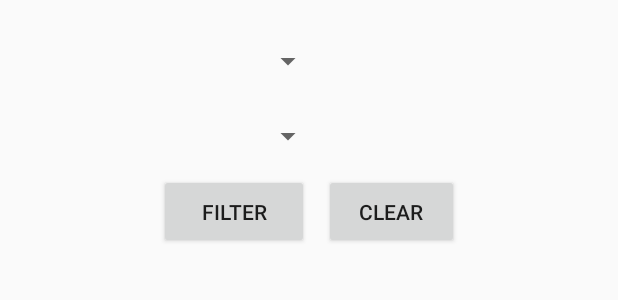
After one commit to kvm/AndroidApps, an Android app: the layout activity_filter_dialog.xml on its own in the app's theme, with its tools: preview values and no code run, on a phone screen of 412 x 824 dp. The commit adds this screen. Shown: the top 300 px of the screen. Run offline under Robolectric (Android 15) with nearby library versions, the phone set to English and light mode, and no system bars.

Commit message:
Added filtering for Fixed deposits

```diff
--- /dev/null
+++ b/private/FixedDepositor/FixedDepositor/app/src/main/res/layout/activity_filter_dialog.xml
@@ -0,0 +1,127 @@
+<?xml version="1.0" encoding="utf-8"?>
+<RelativeLayout xmlns:android="http://schemas.android.com/apk/res/android"
+    xmlns:tools="http://schemas.android.com/tools" android:layout_width="match_parent"
+    android:layout_height="match_parent" android:paddingLeft="@dimen/activity_horizontal_margin"
+    android:paddingRight="@dimen/activity_horizontal_margin"
+    android:paddingTop="@dimen/activity_vertical_margin"
+    android:paddingBottom="@dimen/activity_vertical_margin"
+    tools:context="com.pheonixlabs.srkuruma.fixeddepositor.FilterDialog">
+    <Spinner
+        android:id="@+id/HolderNameFilter"
+        android:layout_width="200dp"
+        android:layout_height="50dp"
+        android:hint="Holder Name"></Spinner>
+    <!--<AutoCompleteTextView
+        android:id="@+id/HolderNameFilter"
+        android:layout_width="200dp"
+        android:layout_height="50dp"
+        android:enabled="false"
+        android:hint="Holder Name"/>
+    <ToggleButton
+        android:id="@+id/HolderNameToggle"
+        android:layout_toRightOf="@id/HolderNameFilter"
+        android:layout_width="50dp"
+        android:layout_height="50dp" />-->
+    <Spinner
+        android:id="@+id/BankNameFilter"
+        android:layout_below="@id/HolderNameFilter"
+        android:layout_width="200dp"
+        android:layout_height="50dp"
+        android:hint="Bank Name"></Spinner>
+
+    <RelativeLayout
+        android:layout_below="@+id/BankNameFilter"
+        android:layout_width="200dp"
+        android:layout_centerHorizontal="true"
+        android:layout_height="50dp">
+        <Button
+            android:id="@+id/SubmitFilter"
+            android:layout_width="100dp"
+            android:text="Filter"
+            android:onClick="onClickFilter"
+            android:layout_height="50dp" />
+
+        <Button
+            android:id="@+id/ClearFilter"
+            android:layout_width="100dp"
+            android:layout_height="50dp"
+            android:layout_marginLeft="10dp"
+            android:textAlignment="center"
+            android:text="Clear"
+            android:layout_toRightOf="@+id/SubmitFilter"
+            android:onClick="onClickClear"/>
+    </RelativeLayout>
+
+    <!--<AutoCompleteTextView
+        android:id="@+id/BankNameFilter"
+        android:layout_below="@id/HolderNameFilter"
+        android:layout_width="200dp"
+        android:layout_height="50dp"
+        android:enabled="false"
+        android:hint="Bank Name"/>
+    <ToggleButton
+        android:id="@+id/BankNameToggle"
+        android:layout_below="@id/HolderNameToggle"
+        android:layout_toRightOf="@id/BankNameFilter"
+        android:layout_width="50dp"
+        android:layout_height="50dp" />-->
+
+    <!--<TextView
+        android:id="@+id/AmountRangeText"
+        android:layout_below="@+id/BankNameFilter"
+        android:layout_marginTop="10dp"
+        android:text="Amount Range "
+        android:textAlignment="gravity"
+        android:gravity="center"
+        android:layout_width="100dp"
+        android:layout_height="50dp" />
+
+    <EditText
+        android:id="@+id/LowerRange"
+        android:layout_toRightOf="@+id/AmountRangeText"
+        android:layout_marginTop="10dp"
+        android:layout_below="@+id/BankNameFilter"
+        android:layout_width="80dp"
+        android:layout_height="50dp" />
+
+    <TextView
+        android:id="@+id/RangeTo"
+        android:layout_below="@+id/BankNameFilter"
+        android:layout_marginTop="10dp"
+        android:layout_toRightOf="@+id/LowerRange"
+        android:text=" to "
+        android:textAlignment="gravity"
+        android:gravity="center"
+        android:layout_width="50dp"
+        android:layout_height="50dp" />
+
+    <EditText
+        android:id="@+id/HigherRange"
+        android:layout_below="@+id/BankNameFilter"
+        android:layout_marginTop="10dp"
+        android:layout_toRightOf="@+id/RangeTo"
+        android:layout_width="80dp"
+        android:layout_height="50dp" />-->
+
+    <!--<RelativeLayout
+        android:layout_below="@+id/HigherRange"
+        android:layout_width="wrap_content"
+        android:layout_centerHorizontal="true"
+        android:layout_marginTop="20dp"
+        android:layout_height="50dp">
+    <Button
+        android:id="@+id/SubmitFilter"
+        android:layout_width="100dp"
+        android:text="Filter"
+        android:onClick="onClickFilter"
+        android:layout_height="50dp" />
+
+    <Button
+        android:id="@+id/ClearButton"
+        android:layout_toRightOf="@+id/SubmitFilter"
+        android:layout_width="100dp"
+        android:text="ClearFilter"
+        android:onClick="onClickClearFilter"
+        android:layout_height="50dp" />
+    </RelativeLayout>-->
+</RelativeLayout>
--- a/private/FixedDepositor/FixedDepositor/app/src/main/res/menu/activity_item_menu.xml
+++ b/private/FixedDepositor/FixedDepositor/app/src/main/res/menu/activity_item_menu.xml
@@ -5,6 +5,8 @@
             android:title="Change Password" />
         <item android:id="@+id/email" android:icon="@android:drawable/ic_dialog_email"
             android:title="Change EmailId" />
+        <item android:id="@+id/Statistics" android:icon="@android:drawable/ic_menu_sort_by_size"
+            android:title="Statistics (coming soon!)"></item>
         <item android:id="@+id/rate" android:icon="@android:drawable/btn_star_big_on"
             android:title="Rate Us!" />
         <item android:id="@+id/calculator" android:icon="@android:drawable/ic_media_play"
```
Also changed, not shown: private/FixedDepositor/FixedDepositor/app/src/main/AndroidManifest.xml (+11 -5 lines), private/FixedDepositor/FixedDepositor/app/src/main/java/com/pheonixlabs/srkuruma/fixeddepositor/FilterDialog.java (added, +121 -0 lines), private/FixedDepositor/FixedDepositor/app/src/main/java/com/pheonixlabs/srkuruma/fixeddepositor/ItemListActivity.java (+31 -6 lines), private/FixedDepositor/FixedDepositor/app/src/main/java/com/pheonixlabs/srkuruma/fixeddepositor/ItemListFragment.java (+54 -7 lines), private/FixedDepositor/FixedDepositor/app/src/main/java/com/pheonixlabs/srkuruma/fixeddepositor/Managers/SharedPreferenceManager.java (+42 -0 lines), private/FixedDepositor/FixedDepositor/app/src/main/res/menu/toolbar_manu.xml (added, +10 -0 lines).
